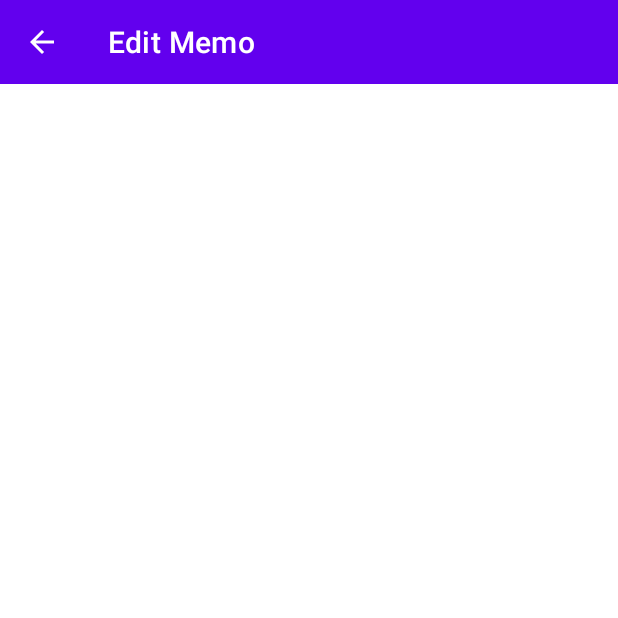
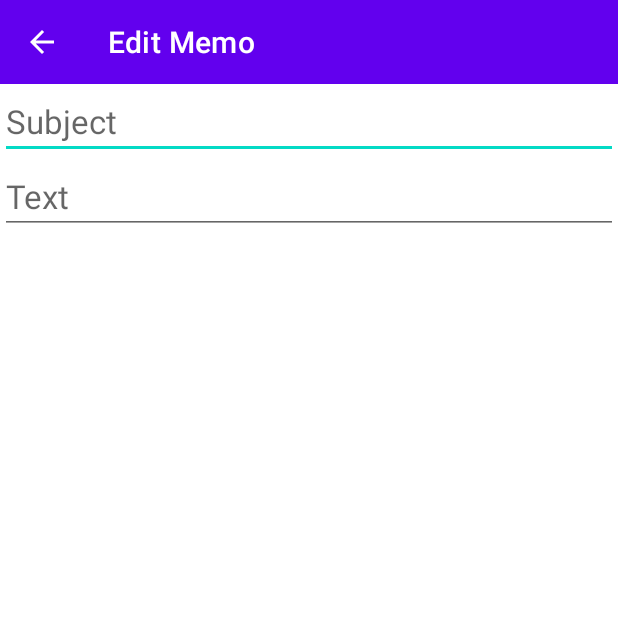
Before and after one commit to hyojeongyun/android-study, an Android app: the MemoModifyActivity screen opened directly, with no data from a screen before it, on a phone screen of 412 x 824 dp, the top half of it. Run offline under Robolectric (Android 15) with nearby library versions, the phone set to English and light mode, and no system bars; 2 statements that could not run were skipped.

Commit message:
[17강] 작성 메모 보여주기

```diff
--- a/app/src/main/java/com/ynhyojng/myapplication2/MemoModifyActivity.kt
+++ b/app/src/main/java/com/ynhyojng/myapplication2/MemoModifyActivity.kt
@@ -2,7 +2,9 @@ package com.ynhyojng.myapplication2
 
 import androidx.appcompat.app.AppCompatActivity
 import android.os.Bundle
+import android.os.SystemClock
 import android.view.MenuItem
+import android.view.inputmethod.InputMethodManager
 import com.ynhyojng.myapplication2.databinding.ActivityMemoModifyBinding
 
 class MemoModifyActivity : AppCompatActivity() {
@@ -20,6 +22,42 @@ class MemoModifyActivity : AppCompatActivity() {
 
         supportActionBar?.setHomeButtonEnabled(true)
         supportActionBar?.setDisplayHomeAsUpEnabled(true)
+
+        val helper = DBHelper(this)
+
+        val sql = """
+            select memo_subject, memo_text
+            from MemoTable
+            where memo_idx = ?
+        """.trimIndent()
+
+        val memoIdx = intent.getIntExtra("memoIdx", 0)
+
+        var args = arrayOf(memoIdx.toString())
+        val c1 = helper.writableDatabase.rawQuery(sql, args)
+        c1.moveToNext()
+
+        val idx1 = c1.getColumnIndex("memo_subject")
+        val idx2 = c1.getColumnIndex("memo_text")
+
+        val memoSubject = c1.getString(idx1)
+        val memoText = c1.getString(idx2)
+
+        helper.writableDatabase.close()
+
+        binding.memoModifySubject.setText(memoSubject)
+        binding.memoModifyText.setText(memoText)
+
+        Thread {
+            SystemClock.sleep(500)
+
+            runOnUiThread {
+                binding.memoModifySubject.requestFocus()
+
+                val imm = getSystemService(INPUT_METHOD_SERVICE) as InputMethodManager
+                imm.showSoftInput(binding.memoModifySubject, InputMethodManager.SHOW_IMPLICIT)
+            }
+        }.start()
     }
 
     override fun onOptionsItemSelected(item: MenuItem): Boolean {
--- a/app/src/main/java/com/ynhyojng/myapplication2/MemoReadActivity.kt
+++ b/app/src/main/java/com/ynhyojng/myapplication2/MemoReadActivity.kt
@@ -75,6 +75,10 @@ class MemoReadActivity : AppCompatActivity() {
             // 메뉴 수정
             R.id.read_modify -> {
                 var memoModifyIntent = Intent(this, MemoModifyActivity::class.java)
+
+                val memoIdx = intent.getIntExtra("memoIdx", 0)
+                memoModifyIntent.putExtra("memoIdx", memoIdx)
+
                 startActivity(memoModifyIntent)
             }
             // 메뉴 삭제
--- a/app/src/main/res/layout/activity_memo_modify.xml
+++ b/app/src/main/res/layout/activity_memo_modify.xml
@@ -14,4 +14,23 @@
         android:background="?attr/colorPrimary"
         android:minHeight="?attr/actionBarSize"
         android:theme="?attr/actionBarTheme" />
+
+    <EditText
+        android:id="@+id/memo_modify_subject"
+        android:layout_width="match_parent"
+        android:layout_height="wrap_content"
+        android:ems="10"
+        android:hint="Subject"
+        android:inputType="textPersonName"
+        android:textAppearance="@style/TextAppearance.AppCompat.Large" />
+
+    <EditText
+        android:id="@+id/memo_modify_text"
+        android:layout_width="match_parent"
+        android:layout_height="wrap_content"
+        android:ems="10"
+        android:gravity="start|top"
+        android:hint="Text"
+        android:inputType="textMultiLine"
+        android:textAppearance="@style/TextAppearance.AppCompat.Large" />
 </LinearLayout>
```
